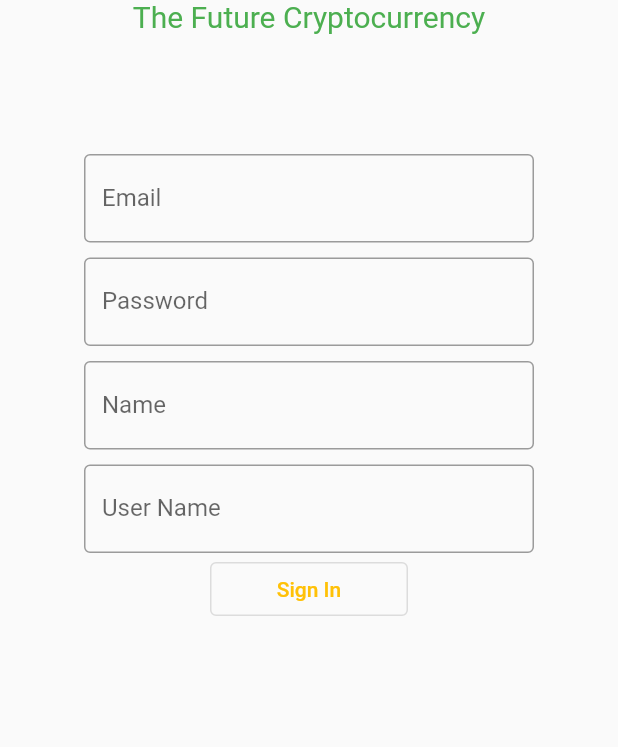
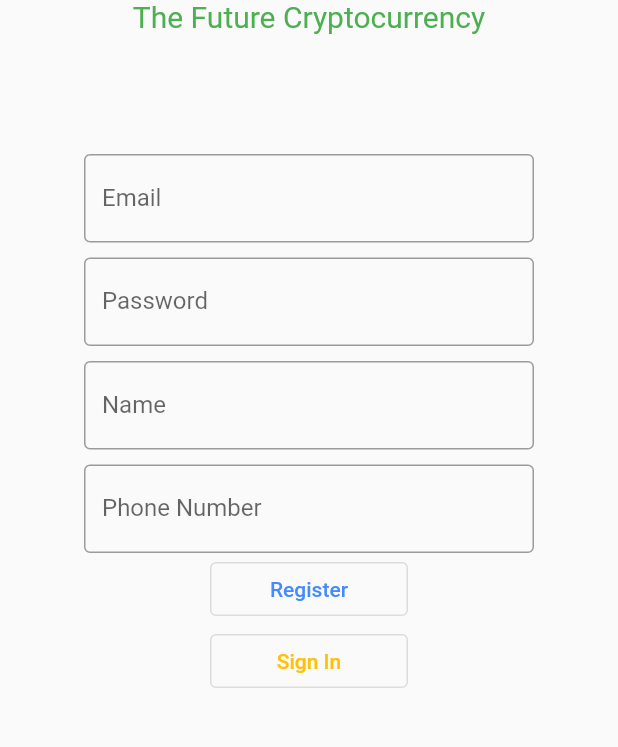
Before and after one commit to ahmadmustafeen/flutter-test, a Flutter app: the SignUp screen opened directly, on a phone screen of 412 x 824 dp, the part 179-926 px from its top. Run offline on Flutter 3.47's test engine with Material 2 defaults, Android fonts, the phone set to English and light mode, and no system bars; our stand-ins replace splashscreen; network calls fail.

Commit message:
get all input filelds

```diff
--- a/lib/SignUp.dart
+++ b/lib/SignUp.dart
@@ -9,8 +9,20 @@ class SignUp extends StatefulWidget {
   _SignUpState createState() => _SignUpState();
 }
 
+final _email = new TextEditingController();
+final _password = new TextEditingController();
+final _userName = new TextEditingController();
+final _phoneNumber = new TextEditingController();
+
+void registerHandler() {
+  print(_email.text);
+  print(_password.text);
+  print(_userName.text);
+  print(_phoneNumber.text);
+}
+
 class _SignUpState extends State<SignUp> {
-@override
+  @override
   Widget build(BuildContext context) {
     return new Scaffold(
       body: SingleChildScrollView(
@@ -44,8 +56,10 @@ class _SignUpState extends State<SignUp> {
               child: Container(
                 width: 300,
                 child: TextFormField(
+                  controller: _email,
                   decoration: InputDecoration(
                     labelText: 'Email',
+                    hintText: "Email",
                     border: OutlineInputBorder(),
                   ),
                 ),
@@ -58,8 +72,11 @@ class _SignUpState extends State<SignUp> {
               child: Container(
                 width: 300,
                 child: TextFormField(
+                  obscureText: true,
+                  controller: _password,
                   decoration: InputDecoration(
                     labelText: 'Password',
+                    hintText: "Password",
                     border: OutlineInputBorder(),
                   ),
                 ),
@@ -72,8 +89,10 @@ class _SignUpState extends State<SignUp> {
               child: Container(
                 width: 300,
                 child: TextFormField(
+                  controller: _userName,
                   decoration: InputDecoration(
                     labelText: 'Name',
+                    hintText: "Name",
                     border: OutlineInputBorder(),
                   ),
                 ),
@@ -86,10 +105,24 @@ class _SignUpState extends State<SignUp> {
               child: Container(
                 width: 300,
                 child: TextFormField(
+                  controller: _phoneNumber,
                   decoration: InputDecoration(
-                    labelText: 'User Name',
+                    labelText: 'Phone Number',
+                    hintText: "Phone Number",
                     border: OutlineInputBorder(),
                   ),
+                ),
+              ),
+            ),
+            OutlinedButton(
+              onPressed: registerHandler,
+              child: Container(
+                width: 100,
+                child: Center(
+                  child: Text("Register",
+                      style: TextStyle(
+                        color: Colors.blueAccent,
+                      )),
                 ),
               ),
             ),
```
Also changed, not shown: lib/main.dart (+13 -9 lines).
